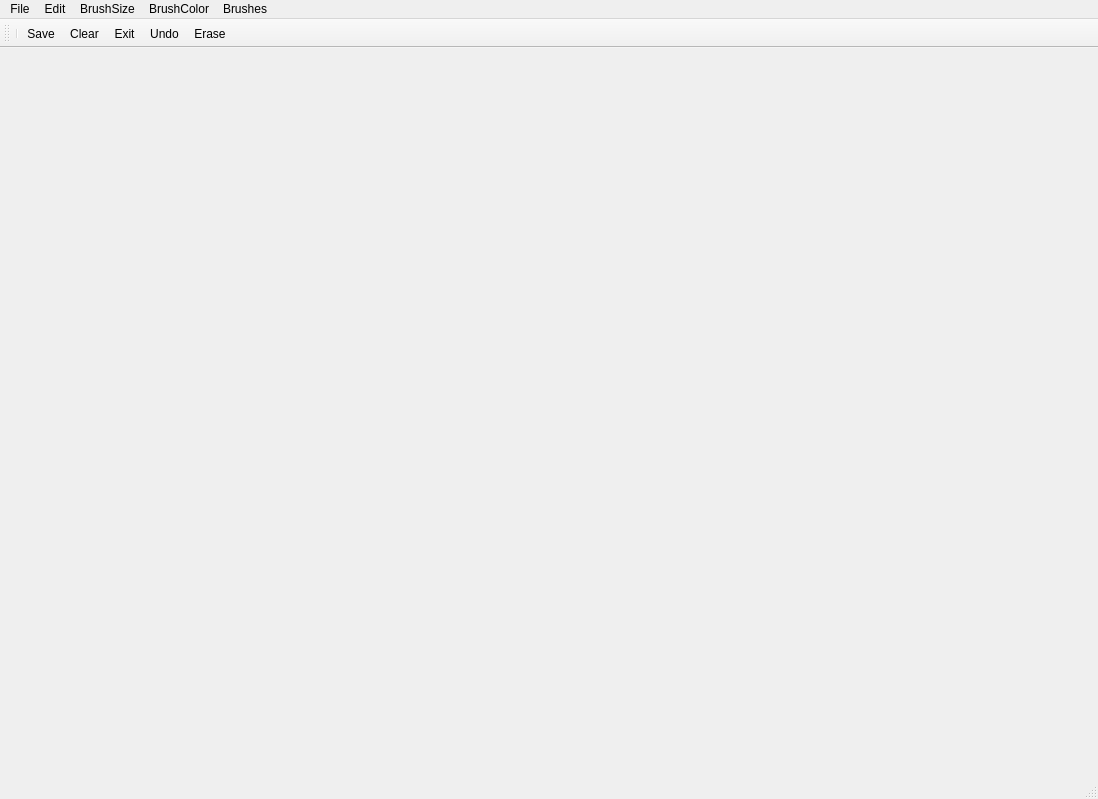
This is paintUI.ui in PARSA-MHMDI/Advanced-Programing-Course-Project as Qt 5 draws it before an edit. The edited form follows.
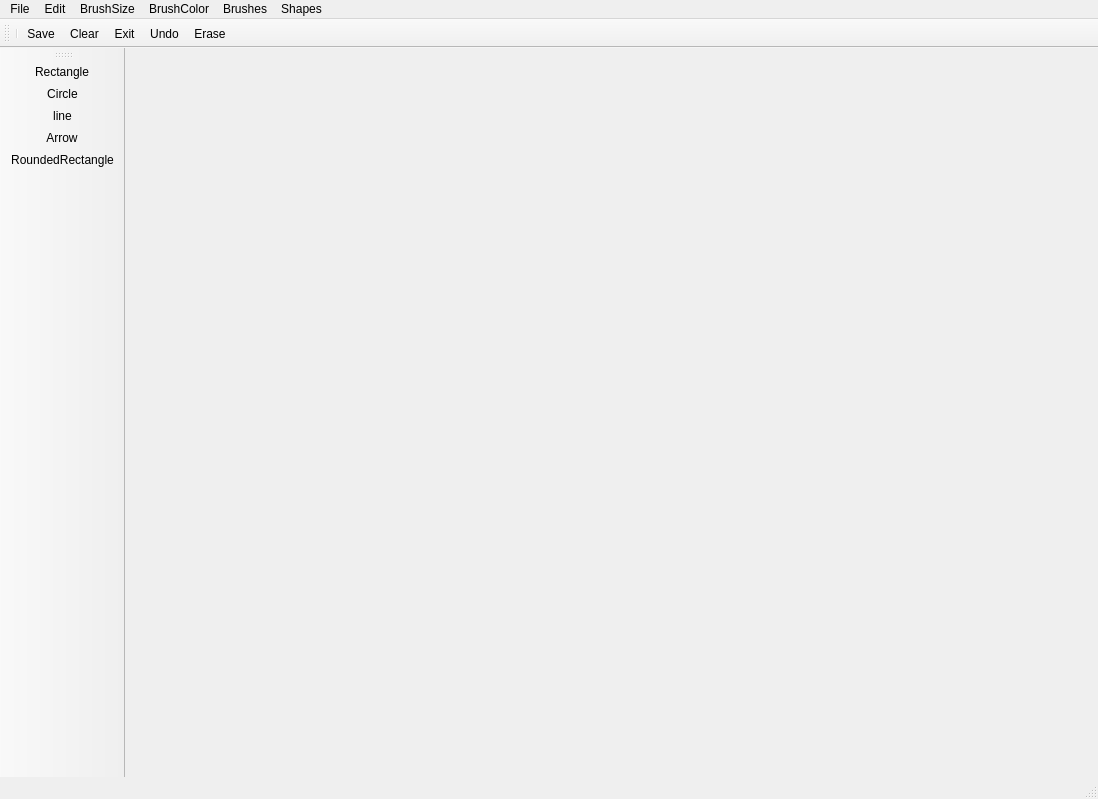
This is the edited form. Icons and pictures are not drawn.

Commit message: exit warrning added, size slider added, verctical toolbox added, shapes added

What changed in the file:
```diff
--- a/paintUI.ui
+++ b/paintUI.ui
@@ -69,11 +69,22 @@
     <addaction name="actionOil"/>
     <addaction name="actionCrayon"/>
    </widget>
+   <widget class="QMenu" name="menuShapes">
+    <property name="title">
+     <string>Shapes</string>
+    </property>
+    <addaction name="actionRectangle"/>
+    <addaction name="actionCircle"/>
+    <addaction name="actionline"/>
+    <addaction name="actionArrow"/>
+    <addaction name="actionRoundedRectangle"/>
+   </widget>
    <addaction name="menuFile"/>
    <addaction name="menuEdit"/>
    <addaction name="menuBrushSize"/>
    <addaction name="menuBrushColor"/>
    <addaction name="menuBrushes"/>
+   <addaction name="menuShapes"/>
   </widget>
   <widget class="QStatusBar" name="statusbar"/>
   <widget class="QToolBar" name="toolBar">
@@ -93,6 +104,22 @@
    <addaction name="actionUndo"/>
    <addaction name="actionErase"/>
   </widget>
+  <widget class="QToolBar" name="toolBar_2">
+   <property name="windowTitle">
+    <string>toolBar_2</string>
+   </property>
+   <attribute name="toolBarArea">
+    <enum>LeftToolBarArea</enum>
+   </attribute>
+   <attribute name="toolBarBreak">
+    <bool>false</bool>
+   </attribute>
+   <addaction name="actionRectangle"/>
+   <addaction name="actionCircle"/>
+   <addaction name="actionline"/>
+   <addaction name="actionArrow"/>
+   <addaction name="actionRoundedRectangle"/>
+  </widget>
   <action name="actionSave">
    <property name="icon">
     <iconset resource="../app/resource.qrc">
@@ -292,6 +319,51 @@
     <string>Crayon Brush</string>
    </property>
   </action>
+  <action name="actionRectangle">
+   <property name="icon">
+    <iconset resource="resource.qrc">
+     <normaloff>:/images/rectangle.png</normaloff>:/images/rectangle.png</iconset>
+   </property>
+   <property name="text">
+    <string>Rectangle</string>
+   </property>
+  </action>
+  <action name="actionCircle">
+   <property name="icon">
+    <iconset resource="resource.qrc">
+     <normaloff>:/images/circle.png</normaloff>:/images/circle.png</iconset>
+   </property>
+   <property name="text">
+    <string>Circle</string>
+   </property>
+  </action>
+  <action name="actionline">
+   <property name="icon">
+    <iconset resource="resource.qrc">
+     <normaloff>:/images/line.png</normaloff>:/images/line.png</iconset>
+   </property>
+   <property name="text">
+    <string>line</string>
+   </property>
+  </action>
+  <action name="actionArrow">
+   <property name="icon">
+    <iconset resource="resource.qrc">
+     <normaloff>:/images/arrow.png</normaloff>:/images/arrow.png</iconset>
+   </property>
+   <property name="text">
+    <string>Arrow</string>
+   </property>
+  </action>
+  <action name="actionRoundedRectangle">
+   <property name="icon">
+    <iconset resource="resource.qrc">
+     <normaloff>:/images/roundedrectangle.png</normaloff>:/images/roundedrectangle.png</iconset>
+   </property>
+   <property name="text">
+    <string>RoundedRectangle</string>
+   </property>
+  </action>
  </widget>
  <resources>
   <include location="../app/resource.qrc"/>
```
Left out of the diff: 34 changed lines with no effect on the pictures. The commit also changes 20 other files.
